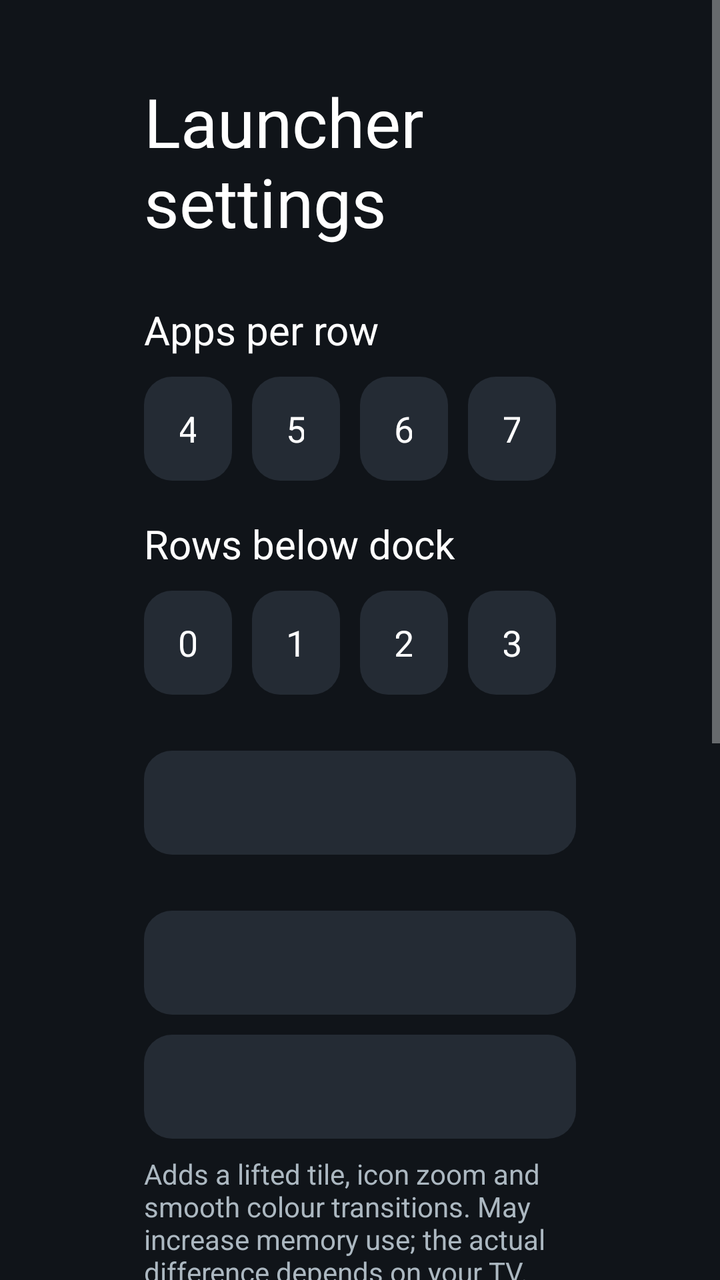
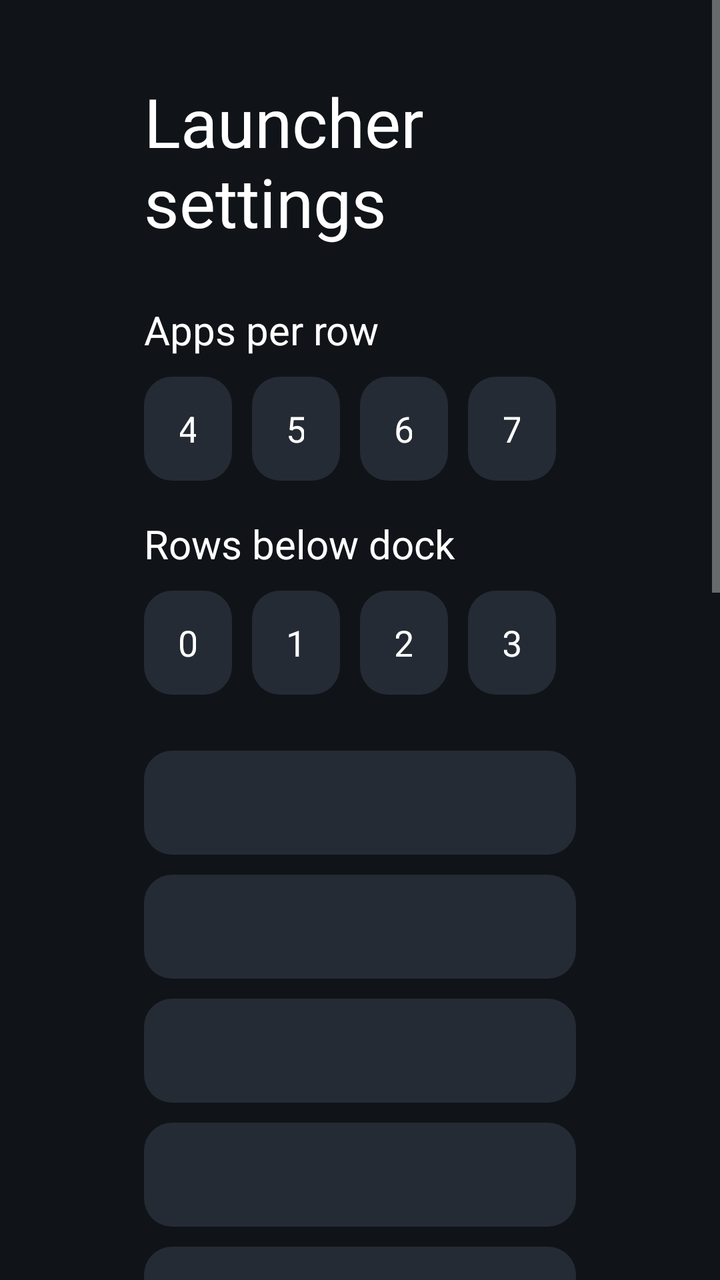

Before-and-after screenshots of an Android layout around one commit, followed by the original layout XML and the change that was made.
<!-- AndroidManifest.xml: application theme Theme.TvHome -->
<!-- res/layout/activity_launcher_settings.xml -->
<?xml version="1.0" encoding="utf-8"?>
<ScrollView xmlns:android="http://schemas.android.com/apk/res/android"
    android:layout_width="match_parent"
    android:layout_height="match_parent"
    android:background="#FF101419"
    android:fillViewport="true">

    <LinearLayout
        android:layout_width="match_parent"
        android:layout_height="wrap_content"
        android:orientation="vertical"
        android:paddingStart="72dp"
        android:paddingEnd="72dp"
        android:paddingTop="38dp"
        android:paddingBottom="38dp">

        <TextView
            android:layout_width="match_parent"
            android:layout_height="wrap_content"
            android:text="@string/launcher_settings"
            android:textColor="#FFFFFFFF"
            android:textSize="34sp" />

        <TextView
            android:layout_width="match_parent"
            android:layout_height="wrap_content"
            android:layout_marginTop="28dp"
            android:text="@string/columns_label"
            android:textColor="#FFFFFFFF"
            android:textSize="20sp" />

        <LinearLayout
            android:layout_width="match_parent"
            android:layout_height="wrap_content"
            android:layout_marginTop="10dp"
            android:orientation="horizontal">

            <TextView android:id="@+id/columns4" style="@style/SettingsColumnChoice" android:text="4" />
            <TextView android:id="@+id/columns5" style="@style/SettingsColumnChoice" android:text="5" />
            <TextView android:id="@+id/columns6" style="@style/SettingsColumnChoice" android:text="6" />
            <TextView android:id="@+id/columns7" style="@style/SettingsColumnChoice" android:text="7" />
        </LinearLayout>

        <TextView
            android:layout_width="match_parent"
            android:layout_height="wrap_content"
            android:layout_marginTop="18dp"
            android:text="@string/rows_below_dock_label"
            android:textColor="#FFFFFFFF"
            android:textSize="20sp" />

        <LinearLayout
            android:layout_width="match_parent"
            android:layout_height="wrap_content"
            android:layout_marginTop="10dp"
            android:orientation="horizontal">

            <TextView android:id="@+id/rows0" style="@style/SettingsColumnChoice" android:text="0" />
            <TextView android:id="@+id/rows1" style="@style/SettingsColumnChoice" android:text="1" />
            <TextView android:id="@+id/rows2" style="@style/SettingsColumnChoice" android:text="2" />
            <TextView android:id="@+id/rows3" style="@style/SettingsColumnChoice" android:text="3" />
        </LinearLayout>

        <TextView
            android:id="@+id/wallpaperChoice"
            style="@style/SettingsRow"
            android:layout_marginTop="28dp" />

        <TextView
            android:id="@+id/animationsChoice"
            style="@style/SettingsRow"
            android:layout_marginTop="28dp" />

        <TextView
            android:id="@+id/advancedChoice"
            style="@style/SettingsRow"
            android:layout_marginTop="10dp" />

        <TextView
            android:layout_width="match_parent"
            android:layout_height="wrap_content"
            android:layout_marginTop="8dp"
            android:text="@string/advanced_effects_warning"
            android:textColor="#FFACB8C1"
            android:textSize="14sp" />

        <TextView
            android:id="@+id/followThemeChoice"
            style="@style/SettingsRow"
            android:layout_marginTop="18dp"
            android:text="@string/follow_theme" />

        <TextView
            android:layout_width="match_parent"
            android:layout_height="wrap_content"
            android:layout_marginTop="7dp"
            android:text="@string/follow_theme_hint"
            android:textColor="#FFACB8C1"
            android:textSize="14sp" />

        <TextView
            android:id="@+id/defaultHomeChoice"
            style="@style/SettingsRow"
            android:layout_marginTop="28dp"
            android:text="@string/home_settings" />

        <TextView
            android:layout_width="match_parent"
            android:layout_height="wrap_content"
            android:layout_marginTop="7dp"
            android:text="@string/home_settings_help"
            android:textColor="#FFACB8C1"
            android:textSize="14sp" />

        <TextView
            android:id="@+id/tvSettingsChoice"
            style="@style/SettingsRow"
            android:layout_marginTop="18dp"
            android:text="@string/tv_settings" />
    </LinearLayout>
</ScrollView>
<!-- resources referenced by this layout -->
<resources>
  <string name="advanced_effects_warning">Adds a lifted tile, icon zoom and smooth colour transitions. May increase memory use; the actual difference depends on your TV.</string>
  <string name="columns_label">Apps per row</string>
  <string name="follow_theme">Follow theme (reset on-TV choices)</string>
  <string name="follow_theme_hint">Uses the current theme or built-in layout and motion settings. Pushing or resetting a theme also clears your on-TV choices.</string>
  <string name="home_settings">Choose default home</string>
  <string name="home_settings_help">Select your original home to stop using CleanYourTV as Home, or CleanYourTV to switch back. The original launcher must be enabled and your TV must provide a home picker; use the restore script first if it was disabled.</string>
  <string name="launcher_settings">Launcher settings</string>
  <string name="rows_below_dock_label">Rows below dock</string>
  <string name="tv_settings">TV system settings</string>
  <style name="SettingsColumnChoice" parent="SettingsRow">
          <item name="android:layout_width">0dp</item>
          <item name="android:layout_weight">1</item>
          <item name="android:layout_marginEnd">10dp</item>
          <item name="android:gravity">center</item>
      </style>
  <style name="SettingsRow">
          <item name="android:layout_width">match_parent</item>
          <item name="android:layout_height">52dp</item>
          <item name="android:gravity">center_vertical</item>
          <item name="android:paddingStart">18dp</item>
          <item name="android:paddingEnd">18dp</item>
          <item name="android:background">@drawable/settings_choice_bg</item>
          <item name="android:textColor">#FFFFFFFF</item>
          <item name="android:textSize">18sp</item>
          <item name="android:focusable">true</item>
          <item name="android:clickable">true</item>
      </style>
  <style name="Theme.TvHome" parent="android:Theme.Material.NoActionBar.Fullscreen">
          <item name="android:windowBackground">@android:color/black</item>
          <item name="android:colorBackground">@android:color/black</item>
          <item name="android:windowAnimationStyle">@null</item>
      </style>
  <!-- drawable settings_choice_bg (drawable) -->
  <?xml version="1.0" encoding="utf-8"?>
  <selector xmlns:android="http://schemas.android.com/apk/res/android">
      <item android:state_focused="true">
          <shape android:shape="rectangle">
              <solid android:color="#5574A987" />
              <corners android:radius="14dp" />
              <stroke android:width="2dp" android:color="#FFB9E7C7" />
          </shape>
      </item>
      <item android:state_selected="true">
          <shape android:shape="rectangle">
              <solid android:color="#334DAE6D" />
              <corners android:radius="14dp" />
              <stroke android:width="1dp" android:color="#FF4DAE6D" />
          </shape>
      </item>
      <item>
          <shape android:shape="rectangle">
              <solid android:color="#FF242B34" />
              <corners android:radius="14dp" />
          </shape>
      </item>
  </selector>
</resources>

<!-- the commit's change to res/layout/activity_launcher_settings.xml (unified diff, before → after) -->
@@ -62,9 +62,29 @@
         </LinearLayout>
 
         <TextView
+            android:id="@+id/themeChoice"
+            style="@style/SettingsRow"
+            android:layout_marginTop="28dp" />
+
+        <TextView
+            android:id="@+id/themeCycleChoice"
+            style="@style/SettingsRow"
+            android:layout_marginTop="10dp" />
+
+        <TextView
+            android:id="@+id/widgetSizeChoice"
+            style="@style/SettingsRow"
+            android:layout_marginTop="10dp" />
+
+        <TextView
+            android:id="@+id/iconStyleChoice"
+            style="@style/SettingsRow"
+            android:layout_marginTop="10dp" />
+
+        <TextView
             android:id="@+id/wallpaperChoice"
             style="@style/SettingsRow"
-            android:layout_marginTop="28dp" />
+            android:layout_marginTop="10dp" />
 
         <TextView
             android:id="@+id/animationsChoice"
<!-- resource entries referenced after the edit -->
@@ -3,7 +3,7 @@
   <string name="advanced_effects_warning">Adds a lifted tile, icon zoom and smooth colour transitions. May increase memory use; the actual difference depends on your TV.</string>
   <string name="columns_label">Apps per row</string>
   <string name="follow_theme">Follow theme (reset on-TV choices)</string>
-  <string name="follow_theme_hint">Uses the current theme or built-in layout and motion settings. Pushing or resetting a theme also clears your on-TV choices.</string>
+  <string name="follow_theme_hint">Uses the current theme or built-in layout and motion settings. Pushing or resetting a theme clears layout, motion and wallpaper choices. Icon style stays selected.</string>
   <string name="home_settings">Choose default home</string>
   <string name="home_settings_help">Select your original home to stop using CleanYourTV as Home, or CleanYourTV to switch back. The original launcher must be enabled and your TV must provide a home picker; use the restore script first if it was disabled.</string>
   <string name="launcher_settings">Launcher settings</string>
